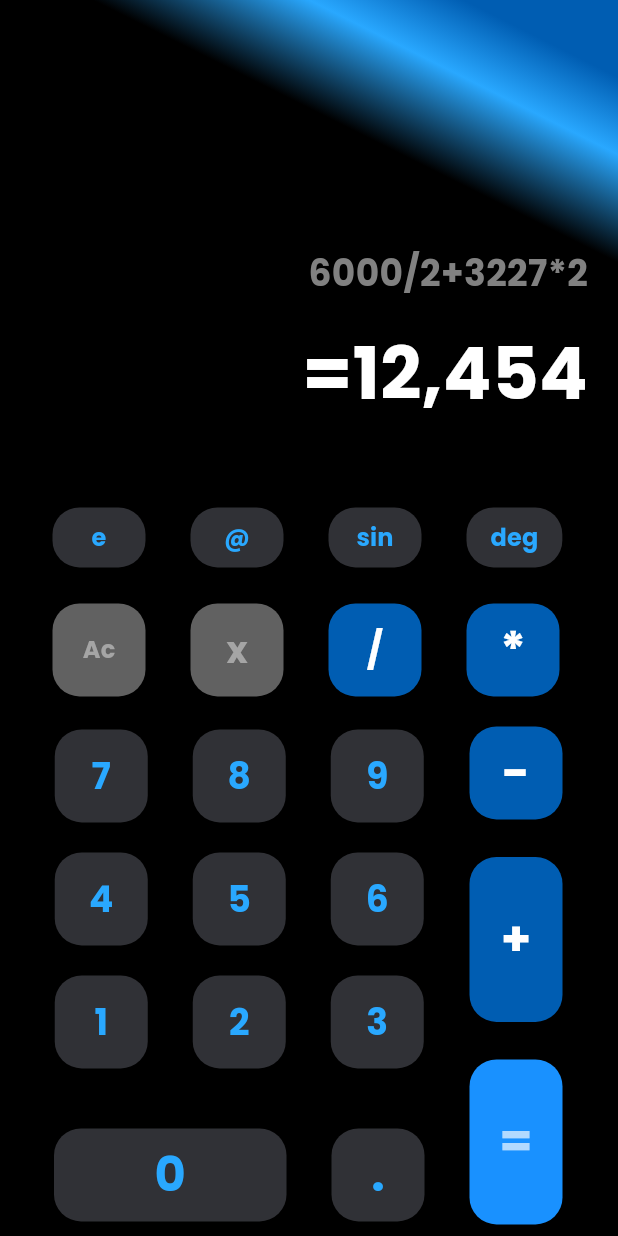
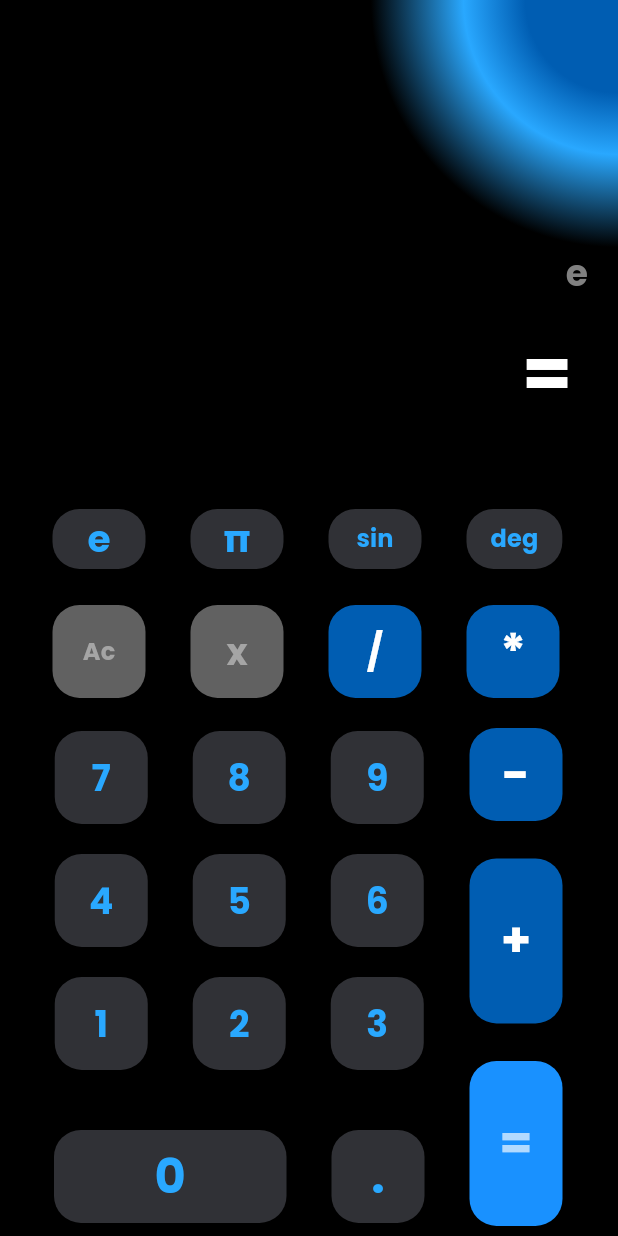
Before and after one commit to RamezNasser5/calculator, a Flutter app: the screen it shows after launch, after a tap on an icon or button, on a phone screen of 412 x 824 dp. Run offline on Flutter 3.47's test engine with Material 3 defaults, Android fonts, the phone set to English and light mode, and no system bars; our stand-ins replace bloc, flutter_bloc, math_expressions.

```diff
--- /dev/null
+++ b/lib/cubit/cubit/calculate_cubit.dart
@@ -0,0 +1,35 @@
+import 'package:bloc/bloc.dart';
+import 'package:flutter/material.dart';
+import 'package:math_expressions/math_expressions.dart';
+
+part 'calculate_state.dart';
+
+class CalculateCubit extends Cubit<CalculateState> {
+  CalculateCubit() : super(CalculateInitial());
+
+  String inputText = "";
+  String result = "";
+
+  getInputOutputText({required String text}) {
+    if (text == "=") {
+      try {
+        Parser p = Parser();
+        Expression exp = p.parse(inputText);
+        ContextModel cm = ContextModel();
+        result = exp.evaluate(EvaluationType.REAL, cm).toString();
+      } catch (e) {
+        result = 'Error';
+      }
+    } else if (text == 'Ac') {
+      inputText = "";
+      result = "";
+    } else if (text == 'x') {
+      if (inputText != "" && inputText.isNotEmpty) {
+        inputText = inputText.substring(0, inputText.length - 1);
+      }
+    } else {
+      inputText += text;
+    }
+    emit(CalculateSuccess());
+  }
+}
--- /dev/null
+++ b/lib/cubit/cubit/calculate_state.dart
@@ -0,0 +1,14 @@
+part of 'calculate_cubit.dart';
+
+@immutable
+sealed class CalculateState {}
+
+final class CalculateInitial extends CalculateState {}
+
+final class CalculateSuccess extends CalculateState {}
+
+final class CalculateFailure extends CalculateState {
+  final String errorMessage;
+
+  CalculateFailure({required this.errorMessage});
+}
--- a/lib/main.dart
+++ b/lib/main.dart
@@ -1,5 +1,7 @@
+import 'package:calculator/cubit/cubit/calculate_cubit.dart';
 import 'package:calculator/views/home_page_view.dart';
 import 'package:flutter/material.dart';
+import 'package:flutter_bloc/flutter_bloc.dart';
 
 void main() {
   runApp(const Calculator());
@@ -10,9 +12,12 @@ class Calculator extends StatelessWidget {
 
   @override
   Widget build(BuildContext context) {
-    return const MaterialApp(
-      debugShowCheckedModeBanner: false,
-      home: HomePageView(),
+    return BlocProvider(
+      create: (context) => CalculateCubit(),
+      child: const MaterialApp(
+        debugShowCheckedModeBanner: false,
+        home: HomePageView(),
+      ),
     );
   }
 }
--- a/lib/widgets/custom_button.dart
+++ b/lib/widgets/custom_button.dart
@@ -1,4 +1,6 @@
+import 'package:calculator/cubit/cubit/calculate_cubit.dart';
 import 'package:flutter/material.dart';
+import 'package:flutter_bloc/flutter_bloc.dart';
 
 class CustomBotton extends StatelessWidget {
   const CustomBotton({
@@ -28,7 +30,9 @@ class CustomBotton extends StatelessWidget {
       height: height,
       textColor: textColor,
       color: color,
-      onPressed: () {},
+      onPressed: () {
+        BlocProvider.of<CalculateCubit>(context).getInputOutputText(text: text);
+      },
       child: Text(
         text,
         style: TextStyle(
--- a/lib/widgets/custom_input_and_result.dart
+++ b/lib/widgets/custom_input_and_result.dart
@@ -1,18 +1,57 @@
+import 'package:calculator/cubit/cubit/calculate_cubit.dart';
 import 'package:flutter/material.dart';
+import 'package:flutter_bloc/flutter_bloc.dart';
 
 class CustomInputAndResult extends StatelessWidget {
   const CustomInputAndResult({super.key});
 
   @override
   Widget build(BuildContext context) {
+    return BlocBuilder<CalculateCubit, CalculateState>(
+      builder: (context, state) {
+        if (state is CalculateSuccess) {
+          var inputUser = BlocProvider.of<CalculateCubit>(context).inputText;
+          var result = BlocProvider.of<CalculateCubit>(context).result;
           return Padding(
             padding: const EdgeInsets.only(right: 20.0),
             child: Column(
               crossAxisAlignment: CrossAxisAlignment.end,
               children: [
-          const Text(
-            '6000/2+3227*2',
-            style: TextStyle(
+                Text(
+                  inputUser,
+                  style: const TextStyle(
+                    fontSize: 24,
+                    fontFamily: 'Poppins',
+                    color: Color(0xff818181),
+                  ),
+                ),
+                SizedBox(
+                  height: MediaQuery.of(context).size.height * 0.02,
+                ),
+                SizedBox(
+                  height: 70,
+                  child: Text(
+                    ' = $result',
+                    style: const TextStyle(
+                      fontSize: 48,
+                      fontFamily: 'Poppins',
+                      color: Colors.white,
+                    ),
+                  ),
+                ),
+              ],
+            ),
+          );
+        } else {
+          var inputUser = BlocProvider.of<CalculateCubit>(context).inputText;
+          return Padding(
+            padding: const EdgeInsets.only(right: 20.0),
+            child: Column(
+              crossAxisAlignment: CrossAxisAlignment.end,
+              children: [
+                Text(
+                  inputUser,
+                  style: const TextStyle(
                     fontSize: 24,
                     fontFamily: 'Poppins',
                     color: Color(0xff818181),
@@ -22,7 +61,7 @@ class CustomInputAndResult extends StatelessWidget {
                   height: MediaQuery.of(context).size.height * 0.02,
                 ),
                 const Text(
-            '=12,454',
+                  '= ',
                   style: TextStyle(
                     fontSize: 48,
                     fontFamily: 'Poppins',
@@ -33,4 +72,7 @@ class CustomInputAndResult extends StatelessWidget {
             ),
           );
         }
+      },
+    );
   }
+}
--- a/lib/widgets/first_row.dart
+++ b/lib/widgets/first_row.dart
@@ -11,6 +11,7 @@ class FirstRow extends StatelessWidget {
       child: Row(
         children: [
           CustomBotton(
+            fontSize: 25,
             text: 'e',
             minWidth: 62,
             height: 40,
@@ -21,7 +22,8 @@ class FirstRow extends StatelessWidget {
             width: 30,
           ),
           CustomBotton(
-            text: '@',
+            fontSize: 25,
+            text: 'π',
             minWidth: 62,
             height: 40,
             color: Color(0xff303136),
--- a/lib/widgets/home_page_body.dart
+++ b/lib/widgets/home_page_body.dart
@@ -13,19 +13,16 @@ class HomePageBody extends StatelessWidget {
       width: MediaQuery.of(context).size.width,
       height: MediaQuery.of(context).size.height,
       decoration: const BoxDecoration(
-          gradient: LinearGradient(
-              begin: Alignment.topRight,
-              end: Alignment.bottomLeft,
-              stops: [
-            0.05,
-            0.1,
-            0.17
-          ],
-              colors: [
+        gradient: RadialGradient(
+          center: Alignment.topRight,
+          stops: [0.3, 0.5, 0.8],
+          colors: [
             Color(0xff005DB2),
             Color(0xff29A8FF),
             Color(0xff000000),
-          ])),
+          ],
+        ),
+      ),
       child: Column(
         crossAxisAlignment: CrossAxisAlignment.end,
         children: [
```
Also changed, not shown: pubspec.yaml (+5 -16 lines), pubspec.lock. Lines whose indentation alone changed are shown as unchanged.
